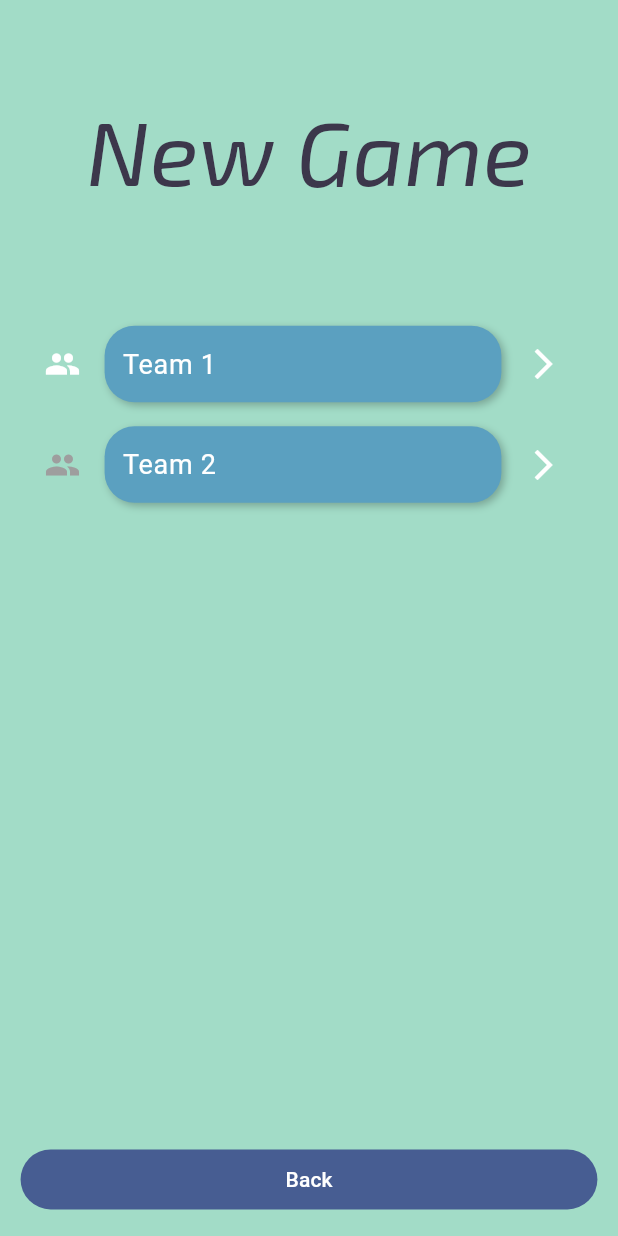
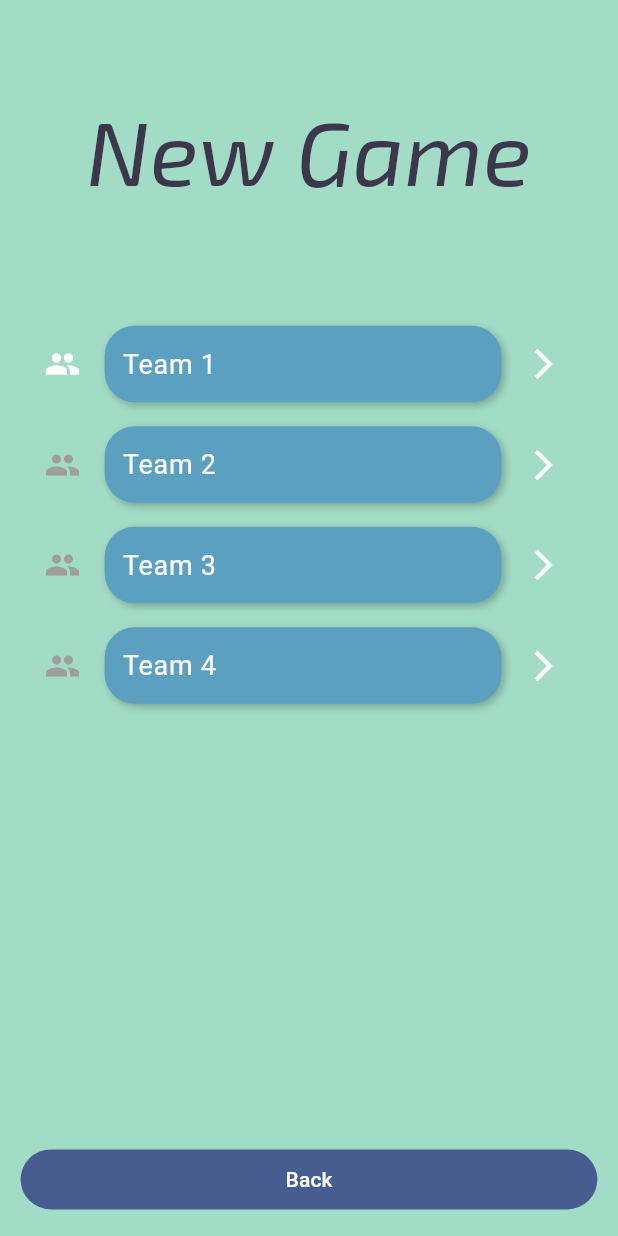
Before and after one commit to swarooppatilx/headsup, a Flutter app: the LevelSelectionScreen screen opened by its route, on a phone screen of 412 x 824 dp. Run offline on Flutter 3.47's test engine with Material 3 defaults, Android fonts, the light colour scheme and no system bars; our stand-ins replace audioplayers, firebase_core, go_router, google_mobile_ads, in_app_purchase, sensors_plus and 1 more; missing offline and left inert: games_services; accounts and stored records are empty; project files that could hold a hidden picture were left out.

Commit message:
four teams

```diff
--- a/lib/src/level_selection/teams.dart
+++ b/lib/src/level_selection/teams.dart
@@ -14,6 +14,18 @@ const teams = [
       words: ['example', 'words', 'for', 'team', '1']),
   Team(
       number: 2,
+      difficulty: 100,
+      achievementIdIOS: 'finished',
+      achievementIdAndroid: 'CdfIhE96aspNWLGSQg',
+      words: ['example', 'words', 'for', 'team', '2']),
+  Team(
+      number: 3,
+      difficulty: 100,
+      achievementIdIOS: 'finished',
+      achievementIdAndroid: 'CdfIhE96aspNWLGSQg',
+      words: ['example', 'words', 'for', 'team', '2']),
+  Team(
+      number: 4,
       difficulty: 100,
       achievementIdIOS: 'finished',
       achievementIdAndroid: 'CdfIhE96aspNWLGSQg',
```
